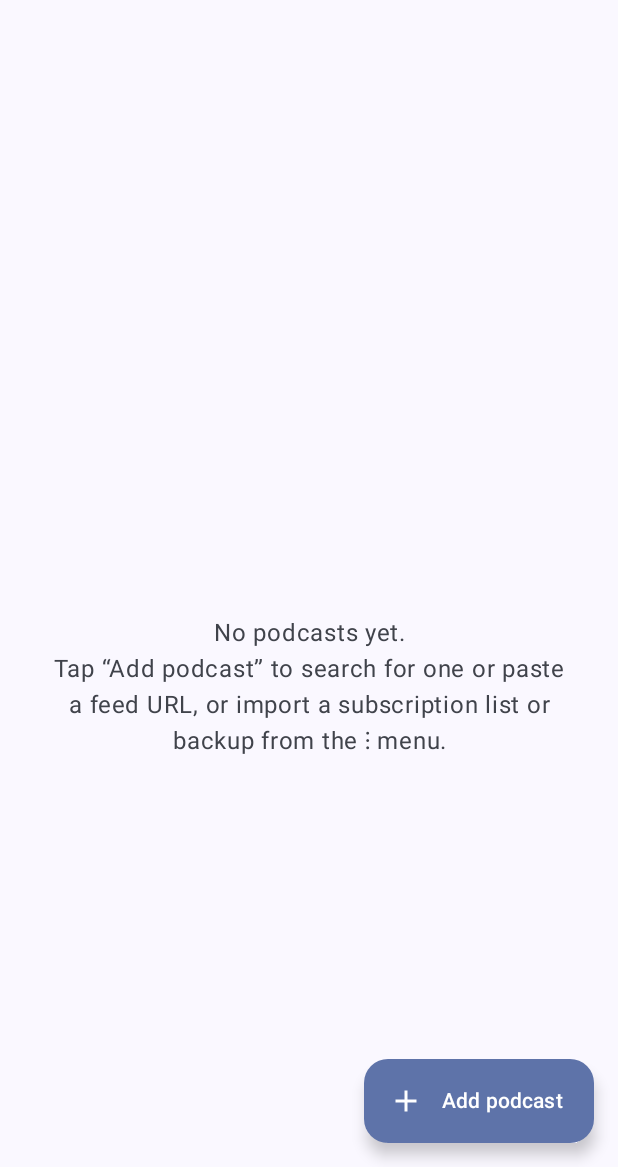
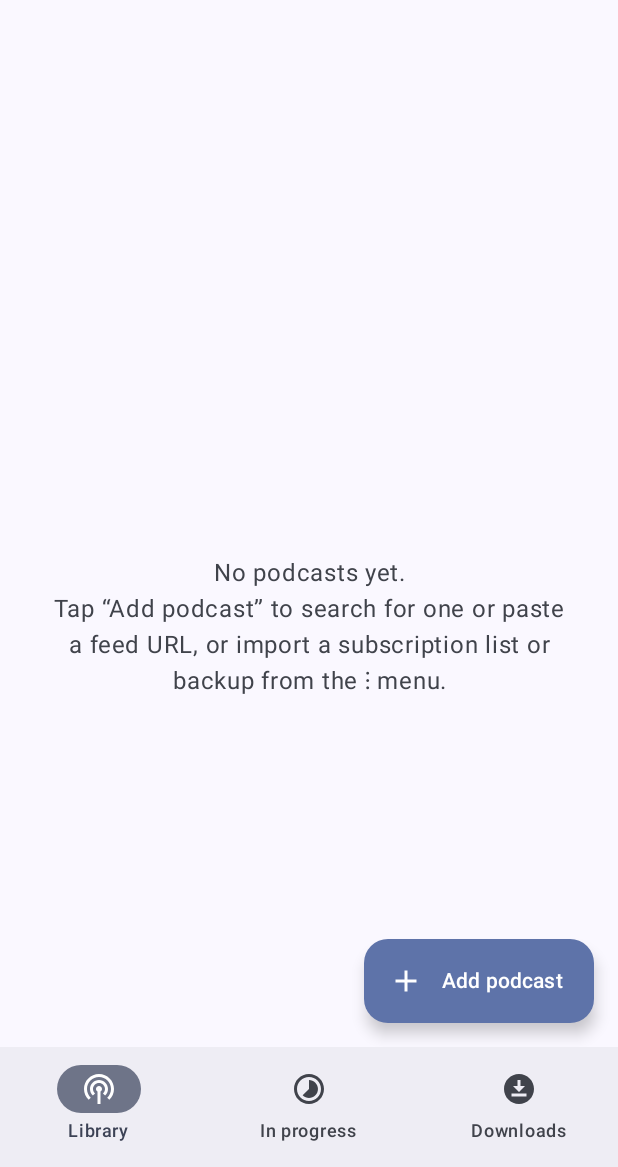
Before and after one commit to Seinzu/whalepod, an Android app built with Jetpack Compose: the screen it shows after launch (MainActivity), on a phone screen of 412 x 824 dp, the part 69-1236 px from its top. Run offline under Robolectric (Android 15) with nearby library versions, the phone set to English and light mode, and no system bars; our stand-ins replace Room's generated code; pictures from the network do not load; 6 statements that could not run were skipped.

Commit message:
Add In progress and Downloads views with bottom navigation
- Bottom navigation bar: Library, In progress, Downloads. The mini player
  sits above it; the bar shows on those three screens only.
- In progress: started-but-unfinished episodes from every podcast, most
  recently played first, with time left and a progress bar.
- Downloads: active, waiting and failed downloads first (with retry), then
  finished downloads, most recently downloaded first, with total size.
- Rows open the podcast on tap; ▶ plays/pauses; ⋮ queues, manages the
  download and marks played.
- Database v3 adds episodes.downloadedAt (set when a download finishes,
  cleared when the file is deleted). Older downloads sort by publish date.
- Tests for both list queries and the 1→3 migration (Robolectric).
- Fix a literal byte-order-mark in BackupManager that failed lint, and run
  lint in CI so that's caught in future.

Co-Authored-By: Claude Opus 5.5 <noreply@anthropic.com>
Claude-Session: https://claude.ai/code/session_01SNFKndCFUUQ7izt8fqF4S2

```diff
--- a/app/src/main/java/dev/whalepod/MainActivity.kt
+++ b/app/src/main/java/dev/whalepod/MainActivity.kt
@@ -9,6 +9,17 @@ import androidx.activity.compose.setContent
 import androidx.activity.enableEdgeToEdge
 import androidx.activity.result.contract.ActivityResultContracts
 import androidx.compose.foundation.layout.Box
+import androidx.compose.foundation.layout.Column
+import androidx.compose.material.icons.Icons
+import androidx.compose.material.icons.filled.DownloadForOffline
+import androidx.compose.material.icons.filled.Podcasts
+import androidx.compose.material.icons.filled.Timelapse
+import androidx.compose.material3.Icon
+import androidx.compose.material3.NavigationBar
+import androidx.compose.material3.NavigationBarItem
+import androidx.compose.material3.Text
+import androidx.compose.ui.graphics.vector.ImageVector
+import androidx.navigation.NavGraph.Companion.findStartDestination
 import androidx.compose.foundation.layout.WindowInsets
 import androidx.compose.foundation.layout.consumeWindowInsets
 import androidx.compose.foundation.layout.padding
@@ -23,6 +34,8 @@ import androidx.navigation.compose.currentBackStackEntryAsState
 import androidx.navigation.compose.rememberNavController
 import androidx.navigation.navArgument
 import dev.whalepod.ui.library.LibraryScreen
+import dev.whalepod.ui.lists.DownloadsScreen
+import dev.whalepod.ui.lists.InProgressScreen
 import dev.whalepod.ui.player.MiniPlayer
 import dev.whalepod.ui.player.NowPlayingScreen
 import dev.whalepod.ui.podcast.PodcastScreen
@@ -50,21 +63,51 @@ class MainActivity : ComponentActivity() {
             WhalepodTheme {
                 val nav = rememberNavController()
                 val backStack by nav.currentBackStackEntryAsState()
-                val onPlayerScreen = backStack?.destination?.route == ROUTE_PLAYER
+                val route = backStack?.destination?.route
+                val onPlayerScreen = route == ROUTE_PLAYER
+                val onTopLevel = TOP_LEVEL.any { it.route == route }
+                val openPodcast = { id: Long -> nav.navigate("podcast/$id") }
 
                 Scaffold(
                     contentWindowInsets = WindowInsets(0, 0, 0, 0),
                     bottomBar = {
                         if (!onPlayerScreen) {
-                            MiniPlayer(onOpen = { nav.navigate(ROUTE_PLAYER) { launchSingleTop = true } })
+                            Column {
+                                MiniPlayer(
+                                    onOpen = { nav.navigate(ROUTE_PLAYER) { launchSingleTop = true } },
+                                    padForSystemBar = !onTopLevel,
+                                )
+                                if (onTopLevel) {
+                                    NavigationBar {
+                                        for (dest in TOP_LEVEL) {
+                                            NavigationBarItem(
+                                                selected = route == dest.route,
+                                                onClick = {
+                                                    nav.navigate(dest.route) {
+                                                        // Standard bottom-navigation behaviour: one copy of each
+                                                        // tab, each remembering its scroll position.
+                                                        popUpTo(nav.graph.findStartDestination().id) { saveState = true }
+                                                        launchSingleTop = true
+                                                        restoreState = true
+                                                    }
+                                                },
+                                                icon = { Icon(dest.icon, contentDescription = null) },
+                                                label = { Text(dest.label) },
+                                            )
+                                        }
+                                    }
+                                }
+                            }
                         }
                     },
                 ) { padding ->
                     Box(Modifier.padding(padding).consumeWindowInsets(padding)) {
                         NavHost(nav, startDestination = ROUTE_LIBRARY) {
                             composable(ROUTE_LIBRARY) {
-                                LibraryScreen(onOpenPodcast = { id -> nav.navigate("podcast/$id") })
+                                LibraryScreen(onOpenPodcast = openPodcast)
                             }
+                            composable(ROUTE_IN_PROGRESS) { InProgressScreen(onOpenPodcast = openPodcast) }
+                            composable(ROUTE_DOWNLOADS) { DownloadsScreen(onOpenPodcast = openPodcast) }
                             composable(
                                 ROUTE_PODCAST,
                                 arguments = listOf(navArgument("podcastId") { type = NavType.LongType }),
@@ -95,5 +138,15 @@ class MainActivity : ComponentActivity() {
         const val ROUTE_LIBRARY = "library"
         const val ROUTE_PODCAST = "podcast/{podcastId}"
         const val ROUTE_PLAYER = "player"
+        const val ROUTE_IN_PROGRESS = "in_progress"
+        const val ROUTE_DOWNLOADS = "downloads"
+
+        class TopLevel(val route: String, val label: String, val icon: ImageVector)
+
+        val TOP_LEVEL = listOf(
+            TopLevel(ROUTE_LIBRARY, "Library", Icons.Filled.Podcasts),
+            TopLevel(ROUTE_IN_PROGRESS, "In progress", Icons.Filled.Timelapse),
+            TopLevel(ROUTE_DOWNLOADS, "Downloads", Icons.Filled.DownloadForOffline),
+        )
     }
 }
--- a/app/src/main/java/dev/whalepod/data/backup/BackupManager.kt
+++ b/app/src/main/java/dev/whalepod/data/backup/BackupManager.kt
@@ -83,7 +83,7 @@ class BackupManager(
         val text = withContext(Dispatchers.IO) {
             resolver.openInputStream(uri)?.use { it.readBytes().toString(Charsets.UTF_8) }
                 ?: throw IOException("Couldn't open that file")
-        }.trimStart('﻿', ' ', '\t', '\r', '\n')
+        }.trimStart('\uFEFF', ' ', '\t', '\r', '\n')
         return if (text.startsWith("{")) restore(BackupJson.decode(text)) else importOpml(Opml.parse(text))
     }
 
--- a/app/src/main/java/dev/whalepod/data/db/AppDatabase.kt
+++ b/app/src/main/java/dev/whalepod/data/db/AppDatabase.kt
@@ -7,7 +7,7 @@ import androidx.room.RoomDatabase
 
 @Database(
     entities = [Podcast::class, Feed::class, Episode::class, QueueItem::class],
-    version = 2,
+    version = 3,
     exportSchema = false,
 )
 abstract class AppDatabase : RoomDatabase() {
@@ -19,7 +19,7 @@ abstract class AppDatabase : RoomDatabase() {
     companion object {
         fun create(context: Context): AppDatabase =
             Room.databaseBuilder(context, AppDatabase::class.java, "whalepod.db")
-                .addMigrations(MIGRATION_1_2)
+                .addMigrations(MIGRATION_1_2, MIGRATION_2_3)
                 .build()
     }
 }
--- a/app/src/main/java/dev/whalepod/data/db/Daos.kt
+++ b/app/src/main/java/dev/whalepod/data/db/Daos.kt
@@ -147,15 +147,33 @@ interface EpisodeDao {
 
     @Query(
         "UPDATE episodes SET downloadState = 'DOWNLOADED', downloadProgress = 100, " +
-            "localFilePath = :path WHERE id = :id",
+            "localFilePath = :path, downloadedAt = :now WHERE id = :id",
     )
-    suspend fun setDownloaded(id: Long, path: String)
+    suspend fun setDownloaded(id: Long, path: String, now: Long = System.currentTimeMillis())
 
     @Query(
         "UPDATE episodes SET downloadState = 'NONE', downloadProgress = 0, " +
-            "localFilePath = NULL WHERE id = :id",
+            "localFilePath = NULL, downloadedAt = NULL WHERE id = :id",
     )
     suspend fun clearDownload(id: Long)
+
+    /**
+     * Episodes on the phone or on their way: active and failed downloads first, then finished downloads,
+     * most recently downloaded first. Hidden duplicates are left out.
+     */
+    @Query(
+        "$WITH_PODCAST WHERE e.duplicateOfId IS NULL AND e.downloadState != 'NONE' " +
+            "ORDER BY CASE e.downloadState WHEN 'DOWNLOADING' THEN 0 WHEN 'QUEUED' THEN 1 " +
+            "WHEN 'FAILED' THEN 2 ELSE 3 END, COALESCE(e.downloadedAt, 0) DESC, e.pubDate DESC",
+    )
+    fun observeDownloads(): Flow<List<EpisodeWithPodcast>>
+
+    /** Started but unfinished episodes, most recently played first. Hidden duplicates are left out. */
+    @Query(
+        "$WITH_PODCAST WHERE e.duplicateOfId IS NULL AND e.played = 0 AND e.positionMs > 0 " +
+            "ORDER BY COALESCE(e.lastPlayedAt, 0) DESC, e.pubDate DESC",
+    )
+    fun observeInProgress(): Flow<List<EpisodeWithPodcast>>
 }
 
 @Dao
--- a/app/src/main/java/dev/whalepod/data/db/Entities.kt
+++ b/app/src/main/java/dev/whalepod/data/db/Entities.kt
@@ -93,6 +93,8 @@ data class Episode(
      * (e.g. the free copy of an ad-free episode). Duplicates are hidden from the episode list.
      */
     val duplicateOfId: Long? = null,
+    /** When the current download finished; null if not downloaded (or downloaded before version 3). */
+    val downloadedAt: Long? = null,
 )
 
 @Entity(
--- a/app/src/main/java/dev/whalepod/data/db/Migrations.kt
+++ b/app/src/main/java/dev/whalepod/data/db/Migrations.kt
@@ -37,3 +37,13 @@ val MIGRATION_1_2 = object : Migration(1, 2) {
         db.execSQL("CREATE INDEX IF NOT EXISTS `index_episodes_podcastId` ON `episodes` (`podcastId`)")
     }
 }
+
+/**
+ * Version 3 records when each download finished, for the Downloads view. Files downloaded before the
+ * upgrade have no timestamp and sort after newer downloads, by publication date.
+ */
+val MIGRATION_2_3 = object : Migration(2, 3) {
+    override fun migrate(db: SupportSQLiteDatabase) {
+        db.execSQL("ALTER TABLE `episodes` ADD COLUMN `downloadedAt` INTEGER")
+    }
+}
--- a/app/src/main/java/dev/whalepod/ui/player/MiniPlayer.kt
+++ b/app/src/main/java/dev/whalepod/ui/player/MiniPlayer.kt
@@ -28,11 +28,16 @@ import androidx.lifecycle.viewmodel.compose.viewModel
 import dev.whalepod.ui.Artwork
 
 @Composable
-fun MiniPlayer(onOpen: () -> Unit, vm: PlayerViewModel = viewModel(factory = PlayerViewModel.Factory)) {
+fun MiniPlayer(
+    onOpen: () -> Unit,
+    /** False when a navigation bar below the mini player already keeps clear of the system bar. */
+    padForSystemBar: Boolean = true,
+    vm: PlayerViewModel = viewModel(factory = PlayerViewModel.Factory),
+) {
     val np by vm.nowPlaying.collectAsStateWithLifecycle()
     if (np.episodeId == null) return
     Surface(tonalElevation = 3.dp, shadowElevation = 8.dp) {
-        Column(Modifier.navigationBarsPadding()) {
+        Column(if (padForSystemBar) Modifier.navigationBarsPadding() else Modifier) {
             LinearProgressIndicator(
                 progress = { if (np.durationMs > 0) (np.positionMs.toFloat() / np.durationMs).coerceIn(0f, 1f) else 0f },
                 modifier = Modifier.fillMaxWidth(),
```
Also changed, not shown: app/src/main/java/dev/whalepod/ui/lists/DownloadsScreen.kt (added, +110 -0 lines), app/src/main/java/dev/whalepod/ui/lists/EpisodeActions.kt (added, +50 -0 lines), app/src/main/java/dev/whalepod/ui/lists/EpisodeListRow.kt (added, +132 -0 lines), app/src/main/java/dev/whalepod/ui/lists/EpisodeListsViewModel.kt (added, +80 -0 lines), app/src/main/java/dev/whalepod/ui/lists/InProgressScreen.kt (added, +69 -0 lines), 4 other files.
